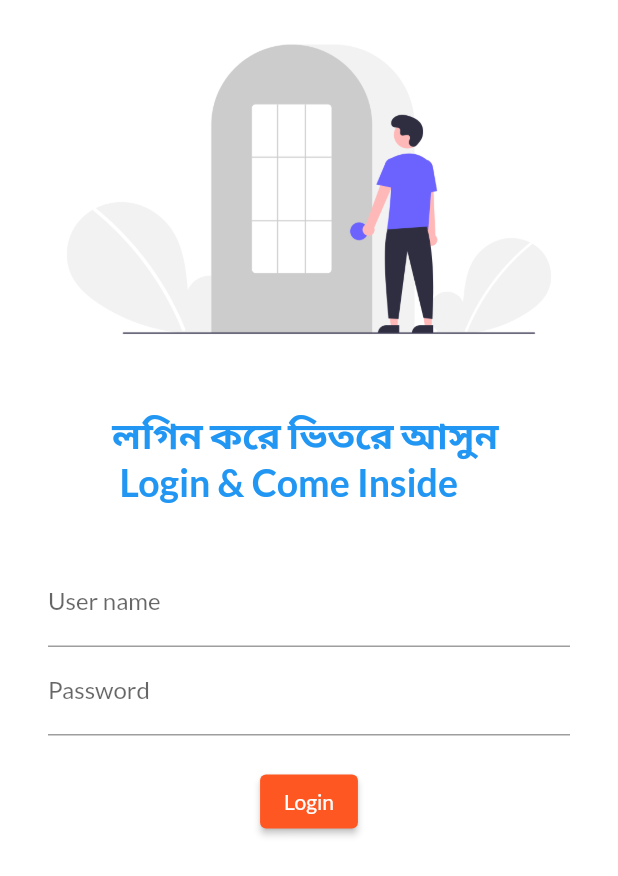
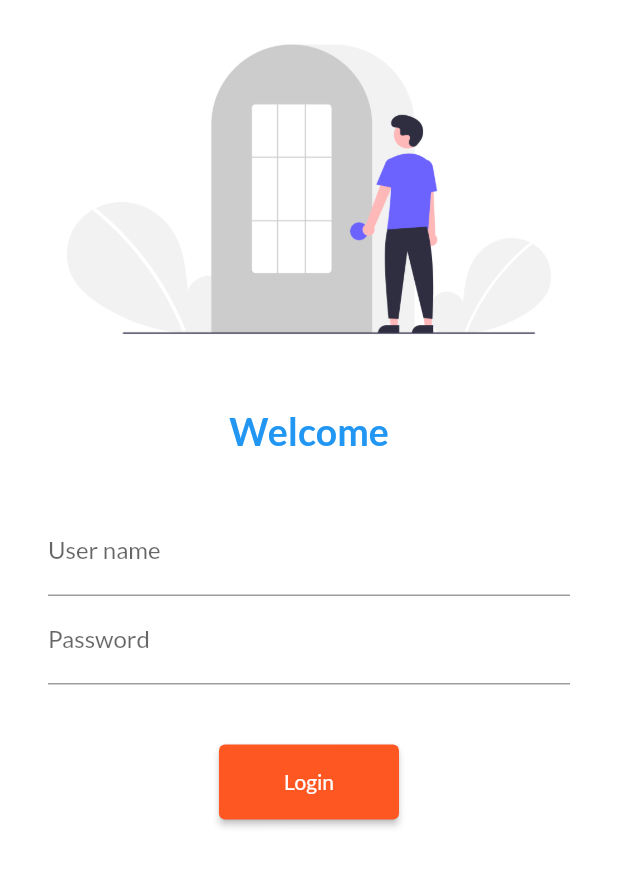
Before and after one commit to hasinur-akram/appdeveloperteam4, a Flutter app: the screen it shows after launch, on a phone screen of 412 x 824 dp. Shown: the top 876 px of the screen. Run offline on Flutter 3.47's test engine with Material 2 defaults, Android fonts, the phone set to English and light mode, and no system bars; our stand-ins replace google_fonts.

Commit message:
Commit 4

```diff
--- a/lib/main.dart
+++ b/lib/main.dart
@@ -1,5 +1,6 @@
 import 'package:appdeveloperteam4/pages/home_page.dart';
 import 'package:appdeveloperteam4/pages/login_page.dart';
+import 'package:appdeveloperteam4/utils/routes.dart';
 import 'package:flutter/material.dart';
 import 'package:google_fonts/google_fonts.dart';
 
@@ -20,11 +21,12 @@
       darkTheme: ThemeData(
         brightness: Brightness.dark,
       ),
+      debugShowCheckedModeBanner: false,
       initialRoute: '/login',
       routes: {
         '/': (context) => LoginPage(),
-        '/home':(context) => HomePage(),
-        '/login' :(context) => LoginPage()
+        MyRoutes.homeRoute:(context) => HomePage(),
+        MyRoutes.loginRoute :(context) => LoginPage()
       },
     );
   }
--- a/lib/pages/login_page.dart
+++ b/lib/pages/login_page.dart
@@ -1,3 +1,4 @@
+import 'package:appdeveloperteam4/utils/routes.dart';
 import 'package:flutter/material.dart';
 
 class LoginPage extends StatelessWidget {
@@ -15,7 +16,7 @@
             height: 20.0,
           ),
           Text(
-            'লগিন করে ভিতরে আসুন \n Login & Come Inside',
+            'Welcome',
             style: TextStyle(
               fontSize: 25,
               fontWeight: FontWeight.bold,
@@ -44,13 +45,13 @@
                   ),
                 ),
                 SizedBox(
-                  height: 20.0,
+                  height: 40.0,
                 ),
                 ElevatedButton(
                   child: Text('Login'),
-                  style: TextButton.styleFrom(),
+                  style: TextButton.styleFrom(minimumSize: Size(120, 50)),
                   onPressed: () {
-                    print('Welcome our Appdeveloper Team 4');
+                    Navigator.pushNamed(context, MyRoutes.homeRoute);
                   },
                 )
               ],
--- /dev/null
+++ b/lib/utils/routes.dart
@@ -0,0 +1,4 @@
+class MyRoutes {
+  static String loginRoute = '/login';
+  static String homeRoute = '/home';
+}
```
